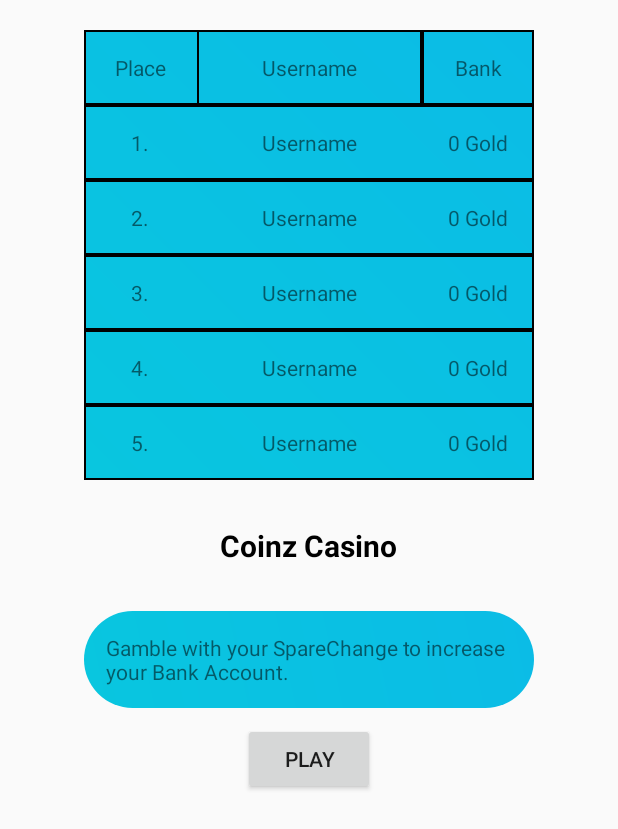
After one commit to CiaranJohnson/Coinz, an Android app: the BonusFeatureActivity screen opened directly, with no data from a screen before it, on a phone screen of 412 x 824 dp. The commit adds this screen. Shown: the top 829 px of the screen. Run offline under Robolectric (Android 15) with nearby library versions, the light colour scheme and no system bars; our stand-ins replace Firebase (no records; nobody signed in at launch, a user with empty details on screens opened directly).

Commit message:
Leaderboard implemented

```diff
--- /dev/null
+++ b/app/src/main/java/com/example/tech/coinz/BonusFeatureActivity.java
@@ -0,0 +1,143 @@
+package com.example.tech.coinz;
+
+import android.content.Intent;
+import android.support.v7.app.AppCompatActivity;
+import android.os.Bundle;
+import android.util.Log;
+import android.view.View;
+import android.widget.Button;
+import android.widget.TextView;
+
+import com.google.android.gms.tasks.OnSuccessListener;
+import com.google.firebase.auth.FirebaseAuth;
+import com.google.firebase.auth.FirebaseUser;
+import com.google.firebase.firestore.DocumentReference;
+import com.google.firebase.firestore.DocumentSnapshot;
+import com.google.firebase.firestore.FirebaseFirestore;
+import com.google.firebase.firestore.QuerySnapshot;
+
+import java.util.ArrayList;
+import java.util.Map;
+
+public class BonusFeatureActivity extends AppCompatActivity {
+
+    private static final String TAG = "BonusFeatureActivity";
+
+    private TextView usr_first, usr_second, usr_third, usr_fourth, usr_fifth;
+    private TextView bank_first, bank_second, bank_third, bank_fourth, bank_fifth;
+
+    private FirebaseAuth mAuth;
+    private FirebaseUser user;
+    private FirebaseFirestore db = FirebaseFirestore.getInstance();
+    private DocumentReference mCurrentUserRef;
+
+    ArrayList<Double> bankBalances;
+    ArrayList<String> userEmails;
+
+    private Button playBtn;
+
+    @Override
+    protected void onCreate(Bundle savedInstanceState) {
+        super.onCreate(savedInstanceState);
+        setContentView(R.layout.activity_bonus_feature);
+
+        mAuth = FirebaseAuth.getInstance();
+        user = mAuth.getCurrentUser();
+        mCurrentUserRef = db.collection("User").document(user.getUid());
+
+        userEmails = new ArrayList<>();
+        bankBalances = new ArrayList<>();
+
+        usr_first = (TextView) findViewById(R.id.usr_first);
+        usr_second = (TextView) findViewById(R.id.usr_second);
+        usr_third = (TextView) findViewById(R.id.usr_third);
+        usr_fourth = (TextView) findViewById(R.id.usr_fourth);
+        usr_fifth = (TextView) findViewById(R.id.usr_fifth);
+
+        bank_first = (TextView) findViewById(R.id.bank_first);
+        bank_second = (TextView) findViewById(R.id.bank_second);
+        bank_third = (TextView) findViewById(R.id.bank_third);
+        bank_fourth = (TextView) findViewById(R.id.bank_fourth);
+        bank_fifth = (TextView) findViewById(R.id.bank_fifth);
+
+        getLeaderboard();
+
+//        db.collection("User").orderBy("BankBalance").limit(5).get().addOnSuccessListener(new OnSuccessListener<QuerySnapshot>() {
+//            @Override
+//            public void onSuccess(QuerySnapshot queryDocumentSnapshots) {
+//                Log.d(TAG, "onSuccess: " + queryDocumentSnapshots.getDocuments().get(0).getData().get("UID"));
+//                for(DocumentSnapshot doc: queryDocumentSnapshots.getDocuments()){
+//                    Log.d(TAG, "onSuccess:  documents" +doc.getData());
+//                }
+//            }
+//        });
+
+        playBtn = (Button)findViewById(R.id.playBtn);
+
+        playBtn.setOnClickListener(new View.OnClickListener() {
+            @Override
+            public void onClick(View v) {
+                Intent intent = new Intent(BonusFeatureActivity.this, GameActivity.class);
+                startActivity(intent);
+            }
+        });
+    }
+
+
+    private void getLeaderboard(){
+        db.collection("User").get().addOnSuccessListener(new OnSuccessListener<QuerySnapshot>() {
+            @Override
+            public void onSuccess(QuerySnapshot queryDocumentSnapshots) {
+                for (DocumentSnapshot doc: queryDocumentSnapshots.getDocuments()){
+                    Map<String, Object> userInfo = doc.getData();
+                    Log.d(TAG, "onSuccess: getLeaderboard " + userInfo.get("UID"));
+                    doc.getReference().collection("Bank").document("Total").get().addOnSuccessListener(new OnSuccessListener<DocumentSnapshot>() {
+                        @Override
+                        public void onSuccess(DocumentSnapshot documentSnapshot) {
+                            Map<String, Object> bank = documentSnapshot.getData();
+                            Double balance = Double.parseDouble(bank.get("BankBalance").toString());
+                            int i = 0;
+                            if(bankBalances.size()!=0){
+                                while(i<bankBalances.size() && bankBalances.get(i)<balance){
+                                    i++;
+                                }
+                            }
+
+                            bankBalances.add(i, balance);
+                            userEmails.add(i, userInfo.get("Email").toString());
+                            if(userEmails.size()==queryDocumentSnapshots.size()){
+                                displayTopFive();
+                            }
+                        }
+                    });
+                }
+            }
+        });
+
+    }
+
+    private void displayTopFive() {
+        Log.d(TAG, "displayTopFive: started " +userEmails.size());
+        int arr_length = userEmails.size();
+        if (arr_length < 5) {
+            for (int i = 0; i < 5 - arr_length ; i++) {
+                userEmails.add(i, "Username");
+                bankBalances.add(i, 0.0);
+            }
+            arr_length = 5;
+        }
+        Log.d(TAG, "displayTopFive: new size "+ userEmails.size());
+        usr_first.setText(userEmails.get(arr_length - 1));
+        usr_second.setText(userEmails.get(arr_length - 2));
+        usr_third.setText(userEmails.get(arr_length - 3));
+        usr_fourth.setText(userEmails.get(arr_length - 4));
+        usr_fifth.setText(userEmails.get(arr_length - 5));
+
+        bank_first.setText(String.valueOf(bankBalances.get(arr_length - 1).intValue()));
+        bank_second.setText(String.valueOf(bankBalances.get(arr_length - 2).intValue()));
+        bank_third.setText(String.valueOf(bankBalances.get(arr_length - 3).intValue()));
+        bank_fourth.setText(String.valueOf(bankBalances.get(arr_length - 4).intValue()));
+        bank_fifth.setText(String.valueOf(bankBalances.get(arr_length - 5).intValue()));
+    }
+
+}
--- /dev/null
+++ b/app/src/main/res/drawable/customborder.xml
@@ -0,0 +1,6 @@
+<?xml version="1.0" encoding="UTF-8"?>
+<shape xmlns:android="http://schemas.android.com/apk/res/android" android:shape="rectangle">
+    <!--<corners android:radius="20dp"/>-->
+    <!--<padding android:left="10dp" android:right="10dp" android:top="10dp" android:bottom="10dp"/>-->
+    <stroke android:width="1dp" android:color="#FF000000"/>
+</shape>
--- /dev/null
+++ b/app/src/main/res/layout/activity_bonus_feature.xml
@@ -0,0 +1,239 @@
+<?xml version="1.0" encoding="utf-8"?>
+<RelativeLayout xmlns:android="http://schemas.android.com/apk/res/android"
+    xmlns:app="http://schemas.android.com/apk/res-auto"
+    xmlns:tools="http://schemas.android.com/tools"
+    android:layout_width="match_parent"
+    android:layout_height="match_parent"
+    tools:context=".BonusFeatureActivity"
+    android:gravity="center_horizontal">
+
+    <LinearLayout
+        android:id="@+id/leaderboard"
+        android:layout_marginTop="20dp"
+        android:layout_width="300dp"
+        android:layout_height="300dp"
+        android:background="@drawable/gradientbackground"
+        android:weightSum="6"
+        android:orientation="vertical">
+        <LinearLayout
+            android:id="@+id/headers"
+            android:layout_width="match_parent"
+            android:layout_height="wrap_content"
+            android:background="@drawable/customborder"
+            android:layout_weight="1"
+            android:weightSum="8"
+            android:orientation="horizontal">
+
+            <TextView
+                android:layout_width="match_parent"
+                android:layout_height="match_parent"
+                android:layout_weight="3"
+                android:text="Place"
+                android:gravity="center"/>
+            <TextView
+                android:layout_width="match_parent"
+                android:layout_height="match_parent"
+                android:background="@drawable/customborder"
+                android:layout_weight="2"
+                android:text="Username"
+                android:gravity="center"/>
+            <TextView
+                android:layout_width="match_parent"
+                android:layout_height="match_parent"
+                android:layout_weight="3"
+                android:text="@string/Bank"
+                android:gravity="center"
+                android:background="@drawable/customborder"/>
+
+        </LinearLayout>
+        <LinearLayout
+            android:id="@+id/firstPlace"
+            android:layout_width="match_parent"
+            android:layout_height="wrap_content"
+            android:background="@drawable/customborder"
+            android:layout_weight="1"
+            android:orientation="horizontal">
+            <TextView
+                android:layout_width="match_parent"
+                android:layout_height="match_parent"
+                android:layout_weight="3"
+                android:gravity="center"
+                android:text="1."/>
+            <TextView
+                android:id="@+id/usr_first"
+                android:layout_width="match_parent"
+                android:layout_height="match_parent"
+                android:layout_weight="2"
+                android:gravity="center"
+                android:text="Username"/>
+
+            <TextView
+                android:id="@+id/bank_first"
+                android:layout_width="match_parent"
+                android:layout_height="match_parent"
+                android:layout_weight="3"
+                android:gravity="center"
+                android:text="0 Gold"/>
+
+        </LinearLayout>
+        <LinearLayout
+            android:id="@+id/secondPlace"
+            android:layout_width="match_parent"
+            android:layout_height="wrap_content"
+            android:background="@drawable/customborder"
+            android:layout_weight="1"
+            android:orientation="horizontal">
+            <TextView
+                android:layout_width="match_parent"
+                android:layout_height="match_parent"
+                android:layout_weight="3"
+                android:gravity="center"
+                android:text="2."/>
+            <TextView
+                android:id="@+id/usr_second"
+                android:layout_width="match_parent"
+                android:layout_height="match_parent"
+                android:layout_weight="2"
+                android:gravity="center"
+                android:text="Username"/>
+
+            <TextView
+                android:id="@+id/bank_second"
+                android:layout_width="match_parent"
+                android:layout_height="match_parent"
+                android:layout_weight="3"
+                android:gravity="center"
+                android:text="0 Gold"/>
+
+        </LinearLayout>
+        <LinearLayout
+            android:id="@+id/thirdPlace"
+            android:layout_width="match_parent"
+            android:layout_height="wrap_content"
+            android:background="@drawable/customborder"
+            android:layout_weight="1"
+            android:orientation="horizontal">
+            <TextView
+                android:layout_width="match_parent"
+                android:layout_height="match_parent"
+                android:layout_weight="3"
+                android:gravity="center"
+                android:text="3."/>
+            <TextView
+                android:id="@+id/usr_third"
+                android:layout_width="match_parent"
+                android:layout_height="match_parent"
+                android:layout_weight="2"
+                android:gravity="center"
+                android:text="Username"/>
+
+            <TextView
+                android:id="@+id/bank_third"
+                android:layout_width="match_parent"
+                android:layout_height="match_parent"
+                android:layout_weight="3"
+                android:gravity="center"
+                android:text="0 Gold"/>
+
+        </LinearLayout>
+        <LinearLayout
+            android:id="@+id/fourthPlace"
+            android:layout_width="match_parent"
+            android:layout_height="wrap_content"
+            android:background="@drawable/customborder"
+            android:layout_weight="1"
+            android:orientation="horizontal">
+            <TextView
+                android:layout_width="match_parent"
+                android:layout_height="match_parent"
+                android:layout_weight="3"
+                android:gravity="center"
+                android:text="4."/>
+            <TextView
+                android:id="@+id/usr_fourth"
+                android:layout_width="match_parent"
+                android:layout_height="match_parent"
+                android:layout_weight="2"
+                android:gravity="center"
+                android:text="Username"/>
+
+            <TextView
+                android:id="@+id/bank_fourth"
+                android:layout_width="match_parent"
+                android:layout_height="match_parent"
+                android:layout_weight="3"
+                android:gravity="center"
+                android:text="0 Gold"/>
+
+        </LinearLayout>
+        <LinearLayout
+            android:id="@+id/fifthPlace"
+            android:layout_width="match_parent"
+            android:layout_height="wrap_content"
+            android:background="@drawable/customborder"
+            android:layout_weight="1"
+            android:weightSum="8"
+            android:orientation="horizontal">
+
+            <TextView
+                android:layout_width="match_parent"
+                android:layout_height="match_parent"
+                android:layout_weight="3"
+                android:gravity="center"
+                android:text="5."/>
+            <TextView
+                android:id="@+id/usr_fifth"
+                android:layout_width="match_parent"
+                android:layout_height="match_parent"
+                android:layout_weight="2"
+                android:gravity="center"
+                android:text="Username"/>
+
+            <TextView
+                android:id="@+id/bank_fifth"
+                android:layout_width="match_parent"
+                android:layout_height="match_parent"
+                android:layout_weight="3"
+                android:gravity="center"
+                android:text="0 Gold"/>
+        </LinearLayout>
+
+
+    </LinearLayout>
+
+    <LinearLayout
+        android:layout_width="300dp"
+        android:layout_height="wrap_content"
+        android:layout_below="@+id/leaderboard"
+        android:gravity="center_horizontal"
+        android:orientation="vertical">
+
+        <TextView
+            android:layout_width="wrap_content"
+            android:layout_height="wrap_content"
+            android:layout_marginTop="30dp"
+            android:text="Coinz Casino"
+            android:textStyle="bold"
+            android:textSize="20dp"
+            android:textColor="@color/black"/>
+
+        <TextView
+            android:layout_width="wrap_content"
+            android:layout_height="wrap_content"
+            android:layout_marginTop="30dp"
+            android:background="@drawable/buttonstyleithgradient"
+            android:text="@string/GambleText"/>
+
+        <Button
+            android:id="@+id/playBtn"
+            android:layout_width="wrap_content"
+            android:layout_height="wrap_content"
+            android:layout_marginTop="10dp"
+            android:text="Play"/>
+
+
+    </LinearLayout>
+
+
+
+</RelativeLayout>
--- a/app/src/main/res/layout/activity_map.xml
+++ b/app/src/main/res/layout/activity_map.xml
@@ -15,6 +15,7 @@
         mapbox:mapbox_styleUrl="mapbox://styles/mapbox/streets-v10"
         mapbox:mapbox_cameraZoom="16" />
 
+
     <LinearLayout
         android:layout_width="match_parent"
         android:layout_height="40dp"
@@ -23,11 +24,11 @@
         android:weightSum="3">
 
         <Button
-            android:id="@+id/SettingsBtn"
+            android:id="@+id/GamesBtn"
             android:layout_width="wrap_content"
             android:layout_height="match_parent"
             android:layout_weight="1"
-            android:text="@string/Settings"/>
+            android:text="@string/Games"/>
         <Button
             android:id="@+id/BankBtn"
             android:layout_width="wrap_content"
--- a/app/src/main/res/values/strings.xml
+++ b/app/src/main/res/values/strings.xml
@@ -22,6 +22,8 @@
     <string name="received">Received</string>
     <string name="collected">Collected</string>
     <string name="balance">Balance: </string>
+    <string name="GambleText">Gamble with your SpareChange to increase your Bank Account.</string>
+    <string name="Games">Games</string>
 
 
     <string name="access_token" translatable="false">pk.eyJ1IjoiY2lhcmFuam9obnNvbiIsImEiOiJjam40aGYzbXgzajk5M3FvODBqZDJpc3c1In0.TzJCJOiNkogBl3JnHnh7Ew</string>
```
Also changed, not shown: app/build.gradle (+12 -6 lines), app/src/main/AndroidManifest.xml (+5 -2 lines), app/src/main/java/com/example/tech/coinz/Backend.java (+7 -4 lines), app/src/main/java/com/example/tech/coinz/BankActivity.java (+7 -2 lines), app/src/main/java/com/example/tech/coinz/GameActivity.java (+17 -0 lines), app/src/main/java/com/example/tech/coinz/MapActivity.java (+22 -12 lines), app/src/main/java/com/example/tech/coinz/ProfileActivity.java (+21 -2 lines), app/src/main/java/com/example/tech/coinz/SelectUserActivity.java (+23 -13 lines), app/src/main/java/com/example/tech/coinz/SettingsActivity.java (deleted, +0 -33 lines), app/src/main/res/layout/activity_profile.xml (+17 -1 lines), app/src/main/res/layout/activity_settings.xml (deleted, +0 -17 lines).
